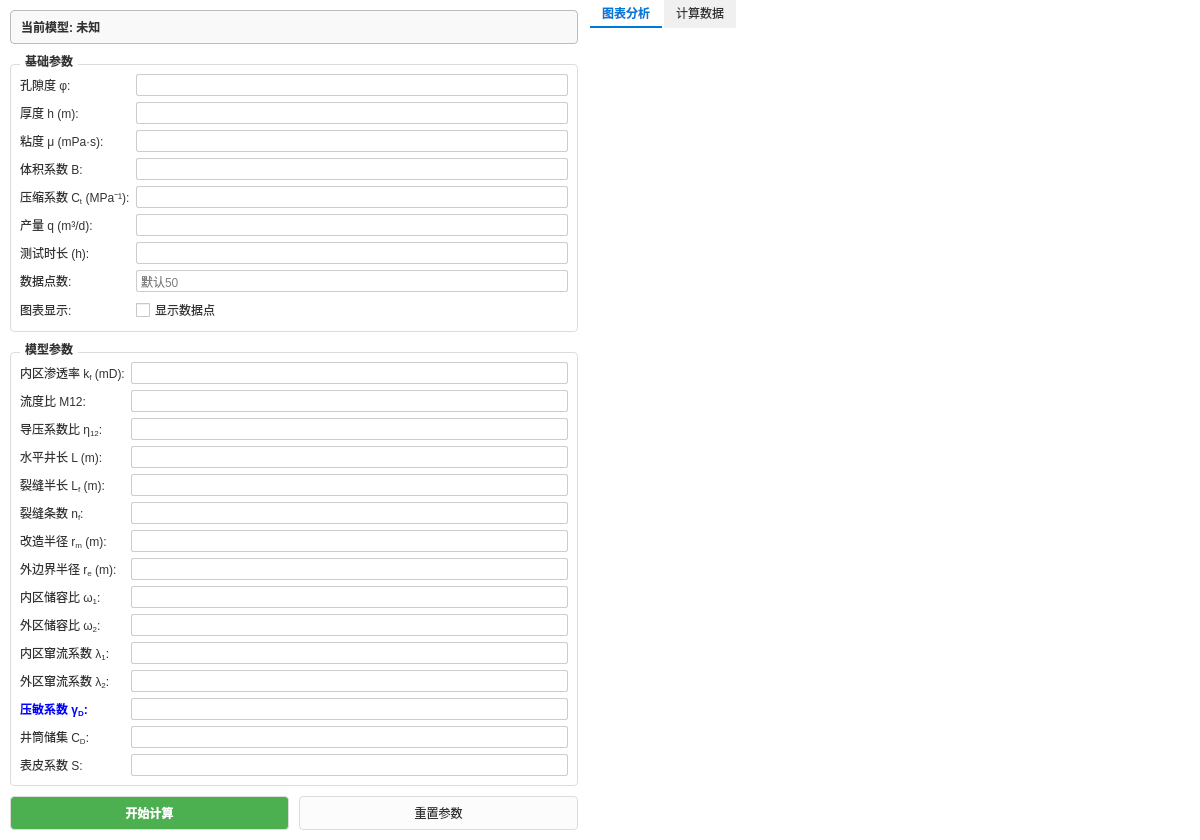
First picture: the form in wt_modelwidget.ui, repository Luqinghao1/WT20260129A, before the edit.
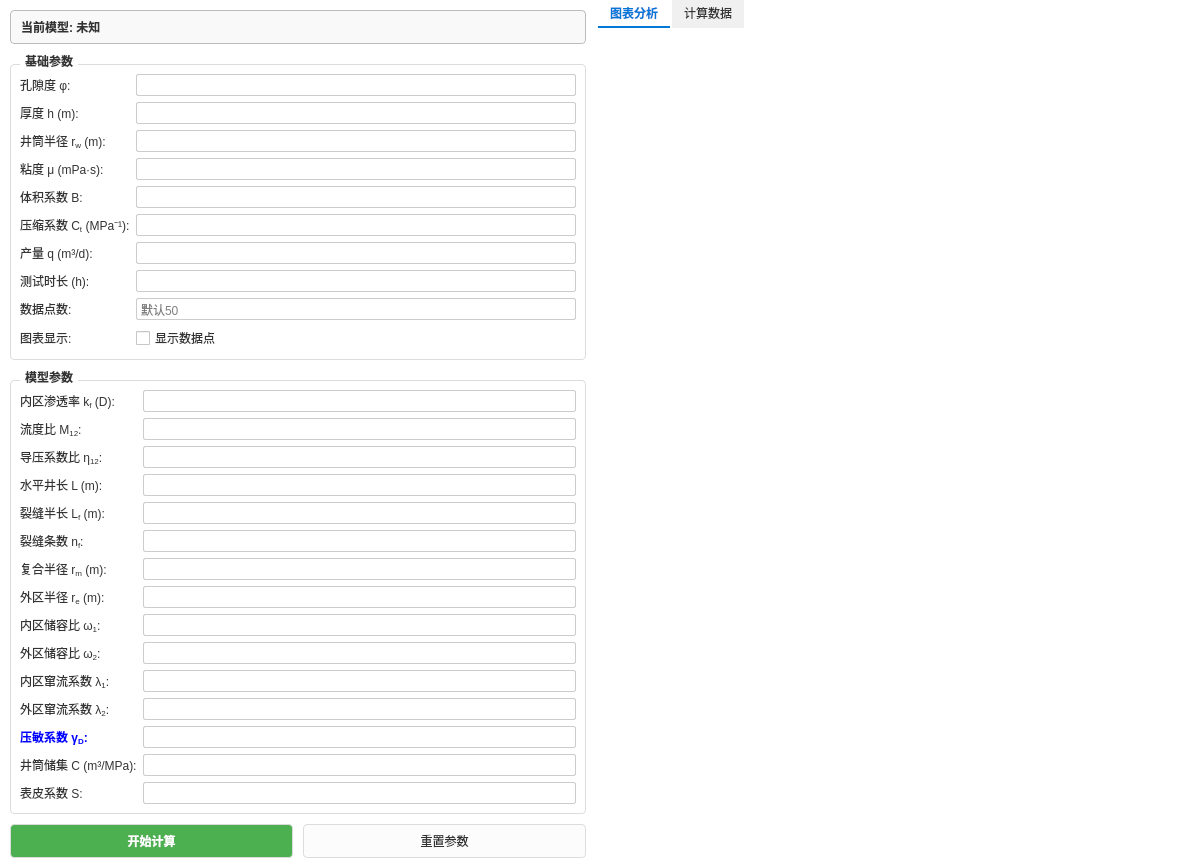
Second picture: the form after the edit. Custom widgets are drawn as their Qt base class.

Diff of the .ui file:
```diff
--- a/wt_modelwidget.ui
+++ b/wt_modelwidget.ui
@@ -7,7 +7,7 @@
     <x>0</x>
     <y>0</y>
     <width>1200</width>
-    <height>813</height>
+    <height>850</height>
    </rect>
   </property>
   <property name="windowTitle">
@@ -191,77 +191,88 @@
            <widget class="QLineEdit" name="hEdit"/>
           </item>
           <item row="2" column="0">
+           <widget class="QLabel" name="label_rw">
+            <property name="text">
+             <string>井筒半径 r&lt;sub&gt;w&lt;/sub&gt; (m):</string>
+            </property>
+           </widget>
+          </item>
+          <item row="2" column="1">
+           <widget class="QLineEdit" name="rwEdit"/>
+          </item>
+
+          <item row="3" column="0">
            <widget class="QLabel" name="label_mu">
             <property name="text">
              <string>粘度 μ (mPa·s):</string>
             </property>
            </widget>
           </item>
-          <item row="2" column="1">
+          <item row="3" column="1">
            <widget class="QLineEdit" name="muEdit"/>
           </item>
-          <item row="3" column="0">
+          <item row="4" column="0">
            <widget class="QLabel" name="label_B">
             <property name="text">
              <string>体积系数 B:</string>
             </property>
            </widget>
           </item>
-          <item row="3" column="1">
+          <item row="4" column="1">
            <widget class="QLineEdit" name="BEdit"/>
           </item>
-          <item row="4" column="0">
+          <item row="5" column="0">
            <widget class="QLabel" name="label_Ct">
             <property name="text">
              <string>&lt;html&gt;&lt;head/&gt;&lt;body&gt;&lt;p&gt;压缩系数 C&lt;sub&gt;t&lt;/sub&gt; (MPa⁻¹):&lt;/p&gt;&lt;/body&gt;&lt;/html&gt;</string>
             </property>
            </widget>
           </item>
-          <item row="4" column="1">
+          <item row="5" column="1">
            <widget class="QLineEdit" name="CtEdit"/>
           </item>
-          <item row="5" column="0">
+          <item row="6" column="0">
            <widget class="QLabel" name="label_q">
             <property name="text">
              <string>产量 q (m³/d):</string>
             </property>
            </widget>
           </item>
-          <item row="5" column="1">
+          <item row="6" column="1">
            <widget class="QLineEdit" name="qEdit"/>
           </item>
-          <item row="6" column="0">
+          <item row="7" column="0">
            <widget class="QLabel" name="label_t">
             <property name="text">
              <string>测试时长 (h):</string>
             </property>
            </widget>
           </item>
-          <item row="6" column="1">
+          <item row="7" column="1">
            <widget class="QLineEdit" name="tEdit"/>
           </item>
-          <item row="7" column="0">
+          <item row="8" column="0">
            <widget class="QLabel" name="label_points">
             <property name="text">
              <string>数据点数:</string>
             </property>
            </widget>
           </item>
-          <item row="7" column="1">
+          <item row="8" column="1">
            <widget class="QLineEdit" name="pointsEdit">
             <property name="placeholderText">
              <string>默认50</string>
             </property>
            </widget>
           </item>
-          <item row="8" column="0">
+          <item row="9" column="0">
            <widget class="QLabel" name="label_showPoints">
             <property name="text">
              <string>图表显示:</string>
             </property>
            </widget>
           </item>
-          <item row="8" column="1">
+          <item row="9" column="1">
            <widget class="QCheckBox" name="checkShowPoints">
             <property name="text">
              <string>显示数据点</string>
@@ -280,7 +291,7 @@
           <item row="0" column="0">
            <widget class="QLabel" name="label_kf">
             <property name="text">
-             <string>&lt;html&gt;&lt;head/&gt;&lt;body&gt;&lt;p&gt;内区渗透率 k&lt;span style=&quot; vertical-align:sub;&quot;&gt;f&lt;/span&gt; (mD):&lt;/p&gt;&lt;/body&gt;&lt;/html&gt;</string>
+             <string>&lt;html&gt;&lt;head/&gt;&lt;body&gt;&lt;p&gt;内区渗透率 k&lt;sub&gt;f&lt;/sub&gt; (D):&lt;/p&gt;&lt;/body&gt;&lt;/html&gt;</string>
             </property>
            </widget>
           </item>
@@ -290,10 +301,7 @@
           <item row="1" column="0">
            <widget class="QLabel" name="label_M12">
             <property name="text">
-             <string>流度比 M12:</string>
-            </property>
-            <property name="toolTip">
-             <string>M12 = (kf/uf) / (km/um)</string>
+             <string>&lt;html&gt;&lt;head/&gt;&lt;body&gt;&lt;p&gt;流度比 M&lt;sub&gt;12&lt;/sub&gt;:&lt;/p&gt;&lt;/body&gt;&lt;/html&gt;</string>
             </property>
            </widget>
           </item>
@@ -345,7 +353,7 @@
           <item row="6" column="0">
            <widget class="QLabel" name="label_rm">
             <property name="text">
-             <string>&lt;html&gt;&lt;head/&gt;&lt;body&gt;&lt;p&gt;改造半径 r&lt;sub&gt;m&lt;/sub&gt; (m):&lt;/p&gt;&lt;/body&gt;&lt;/html&gt;</string>
+             <string>&lt;html&gt;&lt;head/&gt;&lt;body&gt;&lt;p&gt;复合半径 r&lt;sub&gt;m&lt;/sub&gt; (m):&lt;/p&gt;&lt;/body&gt;&lt;/html&gt;</string>
             </property>
            </widget>
           </item>
@@ -355,7 +363,7 @@
           <item row="7" column="0">
            <widget class="QLabel" name="label_re">
             <property name="text">
-             <string>&lt;html&gt;&lt;head/&gt;&lt;body&gt;&lt;p&gt;外边界半径 r&lt;sub&gt;e&lt;/sub&gt; (m):&lt;/p&gt;&lt;/body&gt;&lt;/html&gt;</string>
+             <string>&lt;html&gt;&lt;head/&gt;&lt;body&gt;&lt;p&gt;外区半径 r&lt;sub&gt;e&lt;/sub&gt; (m):&lt;/p&gt;&lt;/body&gt;&lt;/html&gt;</string>
             </property>
            </widget>
           </item>
@@ -425,7 +433,7 @@
           <item row="13" column="0">
            <widget class="QLabel" name="label_cD">
             <property name="text">
-             <string>&lt;html&gt;&lt;head/&gt;&lt;body&gt;&lt;p&gt;井筒储集 C&lt;sub&gt;D&lt;/sub&gt;:&lt;/p&gt;&lt;/body&gt;&lt;/html&gt;</string>
+             <string>&lt;html&gt;&lt;head/&gt;&lt;body&gt;&lt;p&gt;井筒储集 C (m³/MPa):&lt;/p&gt;&lt;/body&gt;&lt;/html&gt;</string>
             </property>
            </widget>
           </item>
```
Left out of the diff: 49 changed lines with no effect on the pictures.
